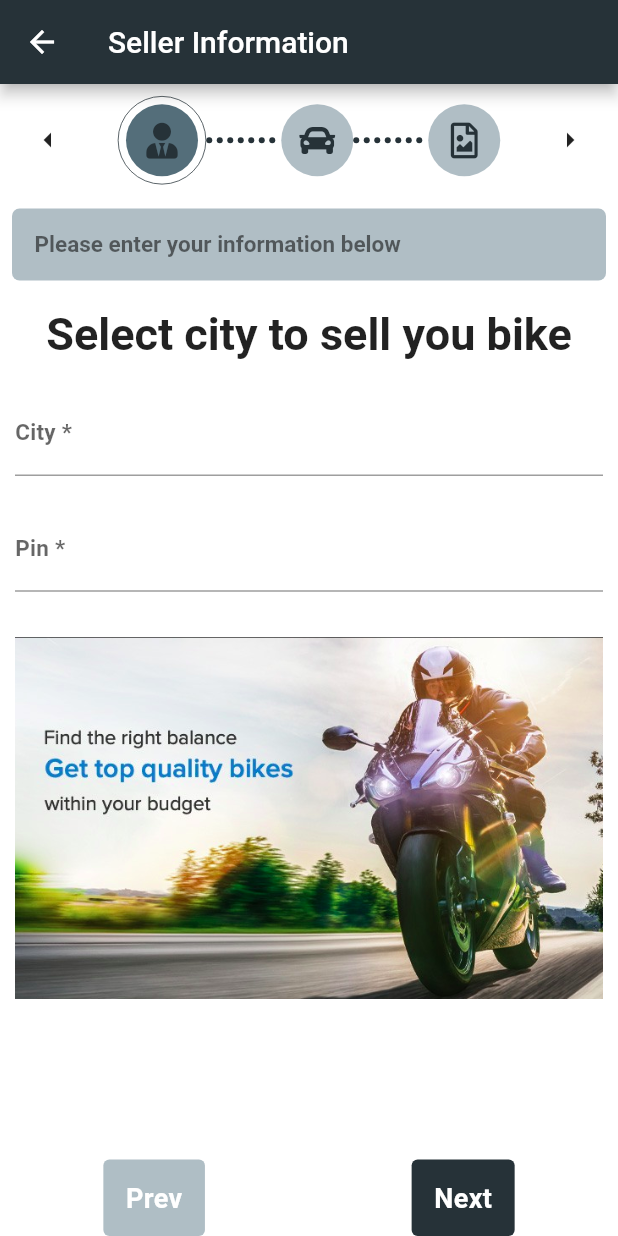
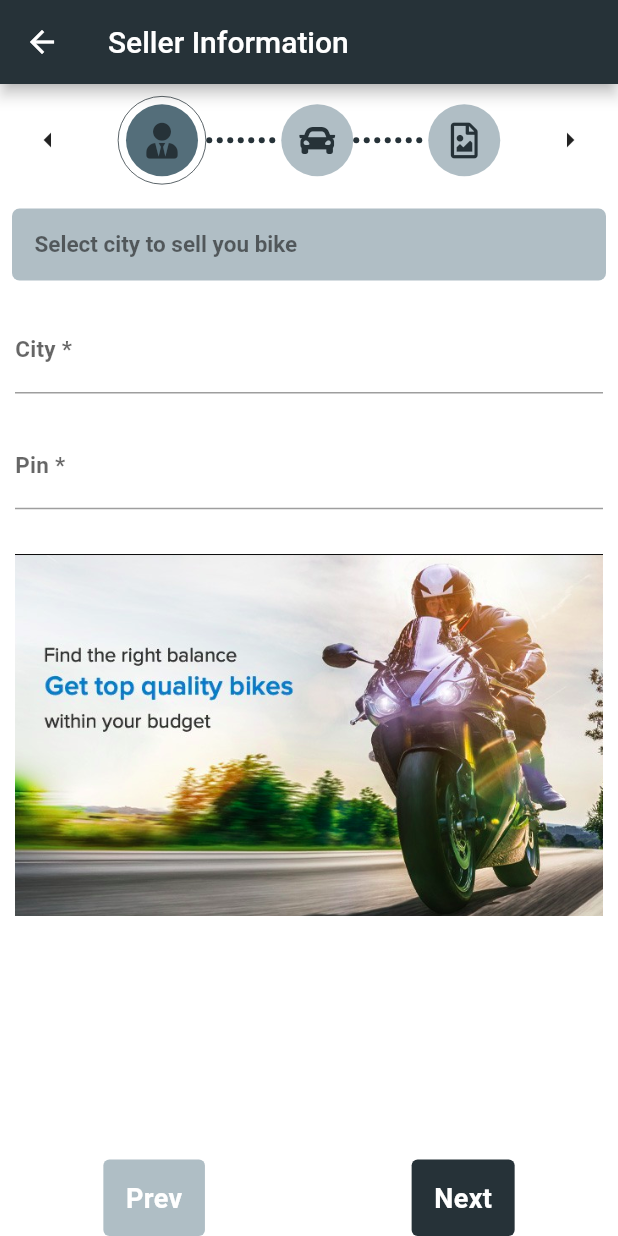
Before and after one commit to naveen-verma-TTN/CarSelll, a Flutter app: the SellerInfoScreen screen opened by its route, on a phone screen of 412 x 824 dp. Run offline on Flutter 3.47's test engine with Material 2 defaults, Android fonts, the phone set to English and light mode, and no system bars; our stand-ins replace font_awesome_flutter, im_stepper.

Commit message:
[Re] Added seller screen

```diff
--- a/lib/presentation/components/CustomHeadingSeller.dart
+++ /dev/null
@@ -1,26 +0,0 @@
-import 'package:flutter/cupertino.dart';
-
-class CustomPageHeadingSeller extends StatelessWidget {
-  const CustomPageHeadingSeller({
-    Key? key,
-  }) : super(key: key);
-
-  @override
-  Widget build(BuildContext context) {
-    return const Padding(
-      padding: EdgeInsets.all(10.0),
-      child: Align(
-        alignment: AlignmentDirectional.topCenter,
-        child: Text(
-          'Select city to sell you bike',
-          textAlign: TextAlign.end,
-          overflow: TextOverflow.ellipsis,
-          style: TextStyle(
-            fontWeight: FontWeight.bold,
-            fontSize: 30.0,
-          ),
-        ),
-      ),
-    );
-  }
-}
--- a/lib/presentation/components/CustomTextFieldCity.dart
+++ /dev/null
@@ -1,24 +0,0 @@
-import 'package:flutter/cupertino.dart';
-import 'package:flutter/material.dart';
-
-class CustomTextFieldCity extends StatelessWidget {
-  const CustomTextFieldCity({
-    Key? key,
-  }) : super(key: key);
-
-  @override
-  Widget build(BuildContext context) {
-    return Padding(
-      padding: const EdgeInsets.all(10.0),
-      child: TextFormField(
-        style: const TextStyle(
-            fontSize: 15.0, fontWeight: FontWeight.w700, letterSpacing: 0.2),
-        decoration: const InputDecoration(
-          hintText: 'Type your city',
-          labelText: 'City *',
-          labelStyle: TextStyle(),
-        ),
-      ),
-    );
-  }
-}
--- a/lib/presentation/components/CustomTextFieldPin.dart
+++ /dev/null
@@ -1,24 +0,0 @@
-import 'package:flutter/cupertino.dart';
-import 'package:flutter/material.dart';
-
-class CustomTextFieldPin extends StatelessWidget {
-  const CustomTextFieldPin({
-    Key? key,
-  }) : super(key: key);
-
-  @override
-  Widget build(BuildContext context) {
-    return Padding(
-      padding: const EdgeInsets.all(10.0),
-      child: TextFormField(
-        style: const TextStyle(
-            fontSize: 15.0, fontWeight: FontWeight.w700, letterSpacing: 0.2),
-        decoration: const InputDecoration(
-          hintText: 'Type your Pin',
-          labelText: 'Pin *',
-          labelStyle: TextStyle(),
-        ),
-      ),
-    );
-  }
-}
--- a/lib/presentation/components/components.dart
+++ b/lib/presentation/components/components.dart
@@ -34,7 +34,7 @@ Widget header(int activeStep) {
 String headerText(int activeStep) {
   switch (activeStep) {
     case 0:
-      return 'Please enter your information below';
+      return 'Select city to sell you bike';
 
     case 1:
       return 'Please enter car information';
@@ -46,3 +46,15 @@ String headerText(int activeStep) {
       return '';
   }
 }
+
+Widget customTextView(String hintText, String label) => Padding(
+      padding: const EdgeInsets.all(10.0),
+      child: TextFormField(
+        style: const TextStyle(
+            fontSize: 15.0, fontWeight: FontWeight.w700, letterSpacing: 0.2),
+        decoration: InputDecoration(
+          hintText: hintText,
+          labelText: label,
+        ),
+      ),
+    );
--- a/lib/presentation/screens/seller_info_screen.dart
+++ b/lib/presentation/screens/seller_info_screen.dart
@@ -140,9 +140,8 @@ class SellerScreen extends StatelessWidget {
     return Column(
       mainAxisAlignment: MainAxisAlignment.start,
       children: [
-        const CustomPageHeadingSeller(),
-        const CustomTextFieldCity(),
-        const CustomTextFieldPin(),
+        customTextView('Type your city', 'City *'),
+        customTextView('Type your Pin', 'Pin *'),
         Container(
           margin: const EdgeInsets.fromLTRB(10, 20, 10, 10),
           child: Image.asset(
```
